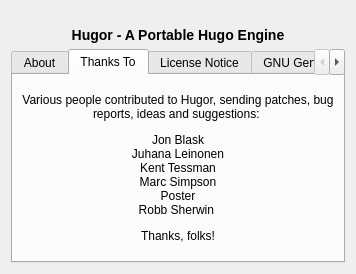
This is src/aboutdialog.ui in realnc/hugor as Qt 5 draws it before an edit. The edited form follows.
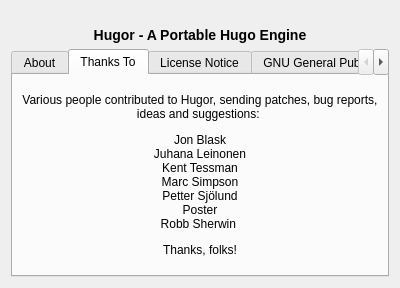
This is the edited form. The open tabs and pages were chosen to show the change. Icons and pictures are not drawn.

Commit message: Add a credit to about box

```diff
--- a/src/aboutdialog.ui
+++ b/src/aboutdialog.ui
@@ -91,6 +91,7 @@
 Juhana Leinonen&lt;br&gt;
 Kent Tessman&lt;br&gt;
 Marc Simpson&lt;br&gt;
+Petter Sjölund&lt;br&gt;
 Poster&lt;br&gt;
 Robb Sherwin
 &lt;/p&gt;
```
